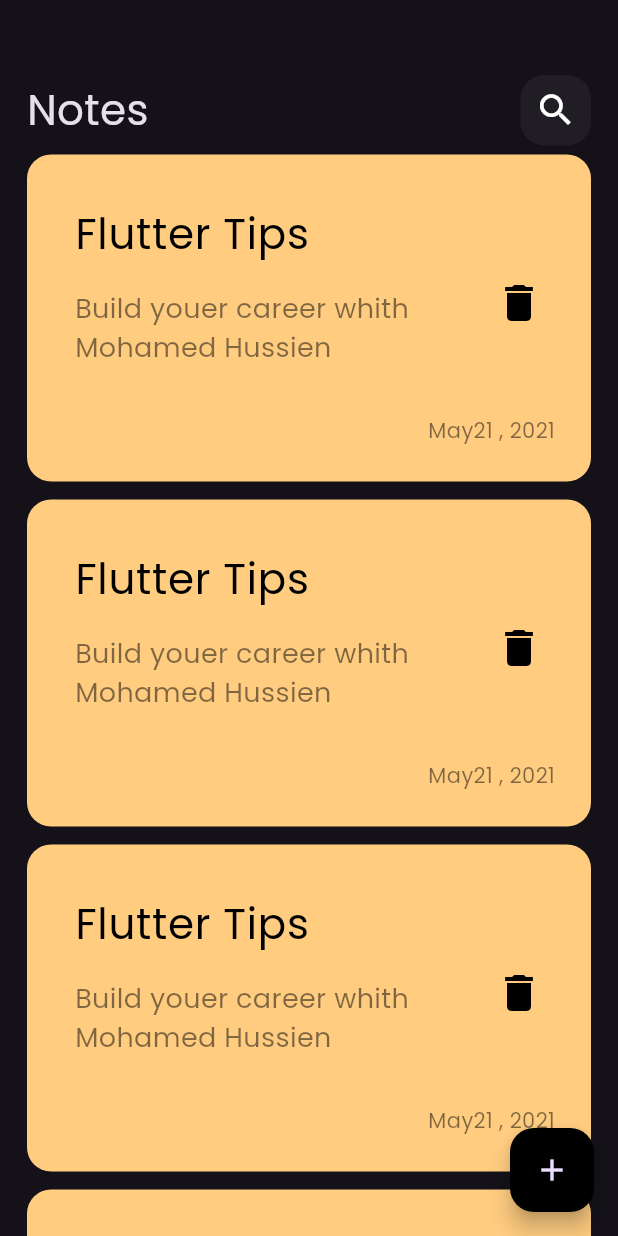
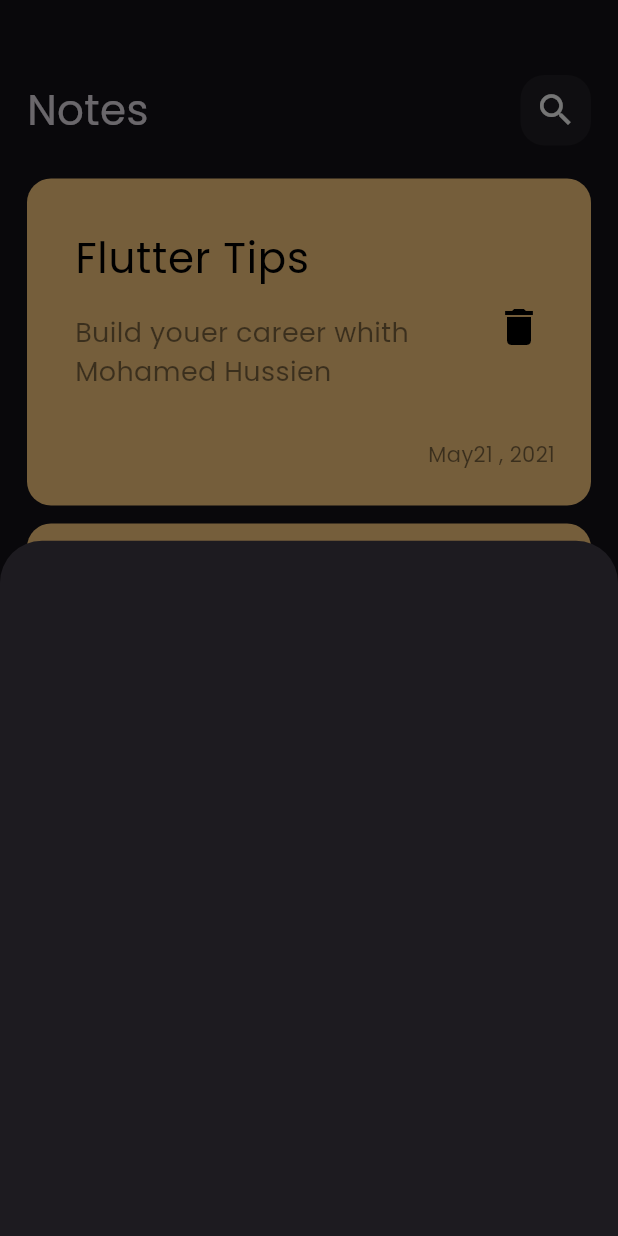
Before and after one commit to Mohamed-Husien/notes_app, a Flutter app: the screen it shows after launch, after a tap on the "add" icon, on a phone screen of 412 x 824 dp. Run offline on Flutter 3.47's test engine with Material 3 defaults, Android fonts, the phone set to English and light mode, and no system bars.

Commit message:
show model bottom sheet

```diff
--- a/lib/views/notes_view.dart
+++ b/lib/views/notes_view.dart
@@ -1,4 +1,5 @@
 import 'package:flutter/material.dart';
+import 'package:note_app/views/widget/add_note_bottom_sheet.dart';
 import 'package:note_app/views/widget/note_view_body.dart';
 
 class NotesView extends StatelessWidget {
@@ -8,7 +9,13 @@ class NotesView extends StatelessWidget {
   Widget build(BuildContext context) {
     return Scaffold(
       floatingActionButton: FloatingActionButton(
-        onPressed: () {},
+        onPressed: () {
+          showModalBottomSheet(
+              context: context,
+              builder: (context) {
+                return const AddNoteBottomSheet();
+              });
+        },
         backgroundColor: Colors.black,
         child: const Icon(Icons.add),
       ),
--- /dev/null
+++ b/lib/views/widget/add_note_bottom_sheet.dart
@@ -0,0 +1,10 @@
+import 'package:flutter/material.dart';
+
+class AddNoteBottomSheet extends StatelessWidget {
+  const AddNoteBottomSheet({super.key});
+
+  @override
+  Widget build(BuildContext context) {
+    return Container();
+  }
+}
--- a/lib/views/widget/nodes_list_view.dart
+++ b/lib/views/widget/nodes_list_view.dart
@@ -6,13 +6,17 @@ class NodesListView extends StatelessWidget {
 
   @override
   Widget build(BuildContext context) {
-    return ListView.builder(
+    return Padding(
+      padding: const EdgeInsets.symmetric(vertical: 16),
+      child: ListView.builder(
+          padding: EdgeInsets.zero,
           itemCount: 10,
           itemBuilder: (context, index) {
             return const Padding(
               padding: EdgeInsets.symmetric(vertical: 6),
               child: NoteItem(),
             );
-        });
+          }),
+    );
   }
 }
```
Lines whose indentation alone changed are shown as unchanged.
